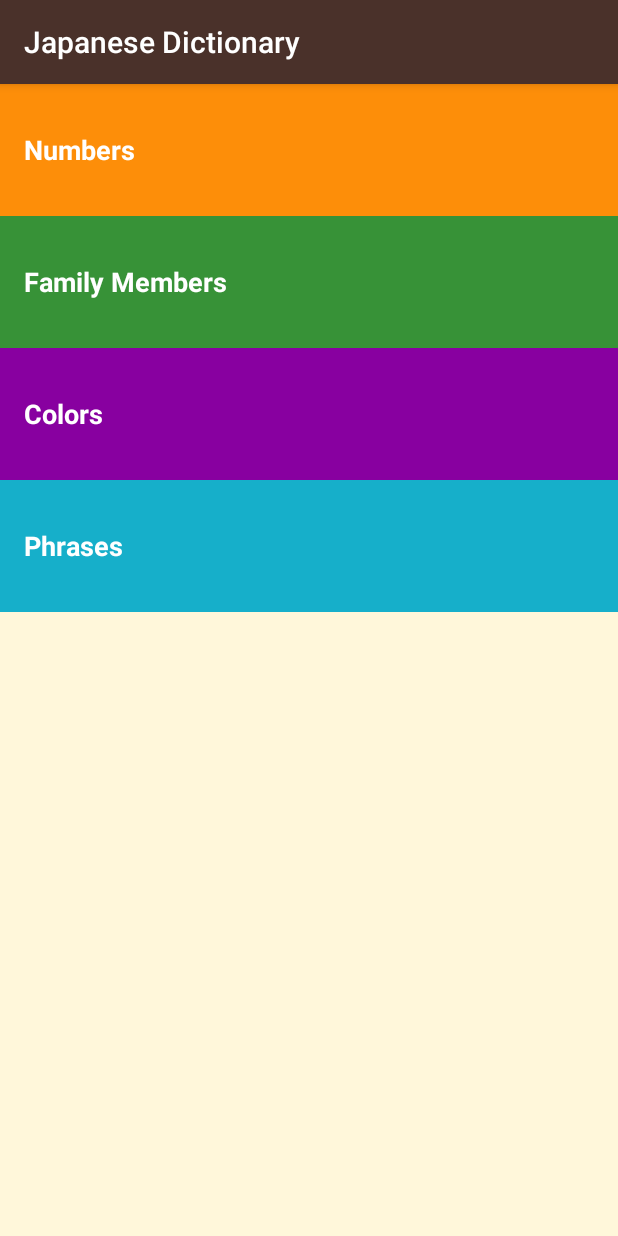
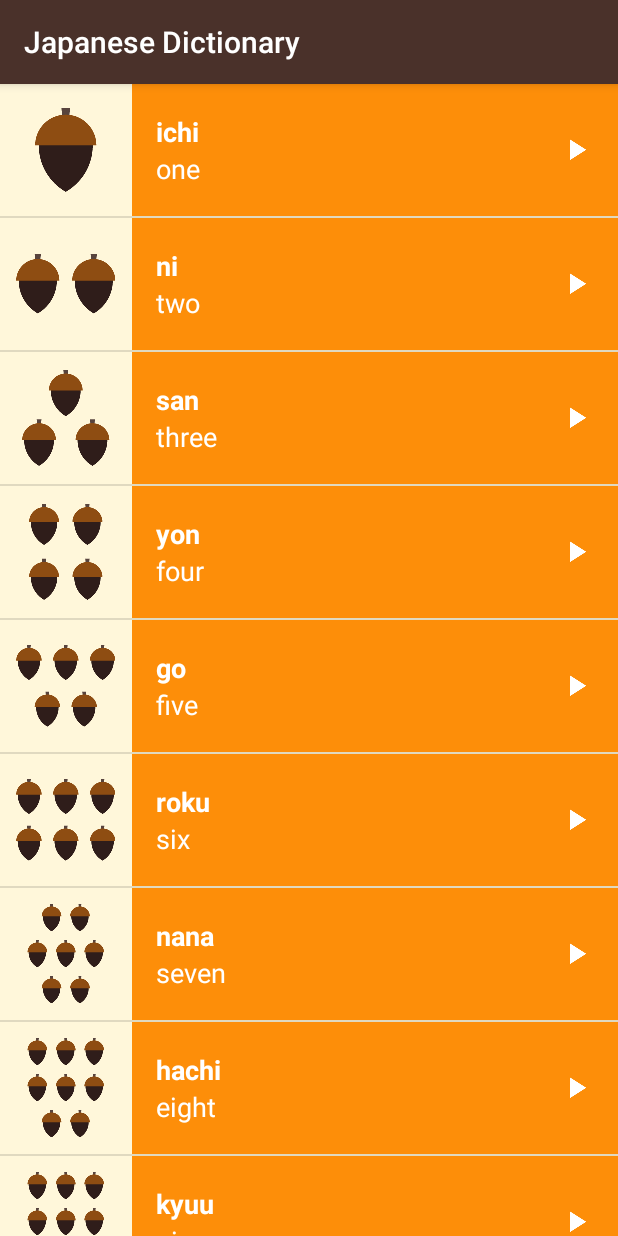
Before and after one commit to bqfix/Japanese-Dictionary, an Android app: the screen it shows after launch (MainActivity), on a phone screen of 412 x 824 dp. Run offline under Robolectric (Android 15) with nearby library versions, the phone set to English and light mode, and no system bars.

Commit message:
Revamped app to utilize fragments

```diff
--- a/app/src/main/java/com/example/android/miwok/MainActivity.java
+++ b/app/src/main/java/com/example/android/miwok/MainActivity.java
@@ -3,6 +3,8 @@ package com.example.android.miwok;
 import android.app.Activity;
 import android.content.Intent;
 import android.os.Bundle;
+import android.support.v4.app.FragmentPagerAdapter;
+import android.support.v4.view.ViewPager;
 import android.support.v7.app.AppCompatActivity;
 import android.util.Log;
 import android.view.View;
@@ -21,50 +23,15 @@ public class MainActivity extends AppCompatActivity {
         // Set the content of the activity to use the activity_main.xml layout file
         setContentView(R.layout.activity_main);
 
+        //Set ViewPager
+        ViewPager viewPager = (ViewPager) findViewById(R.id.viewpager);
 
-        TextView numbers = (TextView) findViewById(R.id.numbers);
-        numbers.setOnClickListener(new View.OnClickListener() {
-            @Override
-            public void onClick(View view) {
-                Intent openWords = new Intent(MainActivity.this, WordActivity.class);
-                openWords.putExtra("words", "numbers");
-                startActivity(openWords);
-            }});
+        //Create an adapter for each page
+        FragmentPagerAdapter fragmentPagerAdapter = new WordFragmentPagerAdapter(getSupportFragmentManager());
 
+        //Set the adapter per page
+        viewPager.setAdapter(fragmentPagerAdapter);
 
-        TextView family = (TextView) findViewById(R.id.family);
-        family.setOnClickListener(new View.OnClickListener() {
-            @Override
-            public void onClick(View view) {
-                Intent openWords = new Intent(MainActivity.this, WordActivity.class);
-                openWords.putExtra("words", "family");
-                startActivity(openWords);
-            }
-        });
-
-
-        TextView phrases = (TextView) findViewById(R.id.phrases);
-        phrases.setOnClickListener(new View.OnClickListener()
-
-        {
-            @Override
-            public void onClick (View view){
-                Intent openWords = new Intent(MainActivity.this, WordActivity.class);
-                openWords.putExtra("words", "phrases");
-                startActivity(openWords);
-            }
-        });
-
-
-        TextView colors = (TextView) findViewById(R.id.colors);
-        colors.setOnClickListener(new View.OnClickListener() {
-            @Override
-            public void onClick(View view) {
-                Intent openWords = new Intent(MainActivity.this, WordActivity.class);
-                openWords.putExtra("words", "colors");
-                startActivity(openWords);
-            }
-        });
 
     }
 }
--- a/app/src/main/java/com/example/android/miwok/WordActivity.java
+++ b/app/src/main/java/com/example/android/miwok/WordFragment.java
@@ -4,16 +4,44 @@ import android.content.Context;
 import android.content.Intent;
 import android.media.AudioManager;
 import android.media.MediaPlayer;
+import android.net.Uri;
 import android.os.Bundle;
-import android.support.v7.app.AppCompatActivity;
+import android.support.v4.app.Fragment;
+import android.view.LayoutInflater;
 import android.view.View;
+import android.view.ViewGroup;
 import android.widget.AdapterView;
 import android.widget.ListView;
 
 import java.util.ArrayList;
 import java.util.Arrays;
 
-public class WordActivity extends AppCompatActivity {
+
+public class WordFragment extends Fragment {
+    // the fragment initialization parameters
+    private static final String ARG_SUBJECT = "subject";
+
+    private String mSubject;
+
+
+    public WordFragment() {
+        // Required empty public constructor
+    }
+
+    /**
+     * Use this factory method to create a new instance of
+     * this fragment using the provided parameters.
+     *
+     * @param subject The type of words to generate (numbers, phrases, colors, or family)
+     * @return A new instance of fragment WordFragment.
+     */
+    public static WordFragment newInstance(String subject) {
+        WordFragment fragment = new WordFragment();
+        Bundle args = new Bundle();
+        args.putString(ARG_SUBJECT, subject);
+        fragment.setArguments(args);
+        return fragment;
+    }
 
     /*ArrayLists of items to be displayed
         Images accessed from https://github.com/udacity/ud839_Miwok/tree/image_assets
@@ -59,7 +87,7 @@ public class WordActivity extends AppCompatActivity {
             new Word("ki-nasai","Come here.", R.raw.phrase_come_here)));
 
     //Colors ArrayList
-     ArrayList<Word> colors = new ArrayList<Word>(Arrays.asList(
+    ArrayList<Word> colors = new ArrayList<Word>(Arrays.asList(
             new Word("aka","red", R.raw.color_red, R.drawable.color_red),
             new Word("midori","green", R.raw.color_green, R.drawable.color_green),
             new Word("chairo","brown", R.raw.color_brown, R.drawable.color_brown),
@@ -111,18 +139,23 @@ public class WordActivity extends AppCompatActivity {
     };
 
     @Override
-    protected void onCreate(Bundle savedInstanceState) {
+    public void onCreate(Bundle savedInstanceState) {
         super.onCreate(savedInstanceState);
-        setContentView(R.layout.word_list);
+        if (getArguments() != null) {
+            mSubject = getArguments().getString(ARG_SUBJECT);
+        }
+    }
 
-        //Up button functionality
-        getSupportActionBar().setDisplayHomeAsUpEnabled(true);
+    @Override
+    public View onCreateView(LayoutInflater inflater, ViewGroup container,
+                             Bundle savedInstanceState) {
+        // Inflate the layout for this fragment
+        View rootView =  inflater.inflate(R.layout.word_list, container, false);
 
         //Choose the ArrayList
-        Intent previousIntent = getIntent();
         ArrayList<Word> tempwords;
         int backgroundColor;
-        String arrayChoice = previousIntent.getStringExtra("words");
+        String arrayChoice = mSubject;
         switch (arrayChoice) {
             case "numbers":
                 tempwords = numbers;
@@ -153,16 +186,16 @@ public class WordActivity extends AppCompatActivity {
         final ArrayList<Word> words = tempwords;
 
         //Create array adapter
-        WordAdapter itemsAdapter = new WordAdapter(this, words, backgroundColor);
+        WordAdapter itemsAdapter = new WordAdapter(getActivity(), words, backgroundColor);
 
         //Assign ListView for activity
-        ListView listView = (ListView) findViewById(R.id.list);
+        ListView listView = (ListView) rootView.findViewById(R.id.list);
 
         //Assign items to ListView via adapter
         listView.setAdapter(itemsAdapter);
 
         //Assign Audio Manager
-        mAudioManager = (AudioManager) getSystemService(Context.AUDIO_SERVICE);
+        mAudioManager = (AudioManager) getActivity().getSystemService(Context.AUDIO_SERVICE);
 
 
 
@@ -177,7 +210,7 @@ public class WordActivity extends AppCompatActivity {
 
                 if (result == AudioManager.AUDIOFOCUS_REQUEST_GRANTED) {
                     //Create and execute new media player based on object clicked
-                    mMediaPlayer = MediaPlayer.create(WordActivity.this, words.get(i).getAudioResourceID());
+                    mMediaPlayer = MediaPlayer.create(getActivity(), words.get(i).getAudioResourceID());
                     mMediaPlayer.start();
                     //Create OnCompletionListener to deactivate MediaPlayer instance after playback
                     mMediaPlayer.setOnCompletionListener(mOnCompletionListener);
@@ -185,12 +218,13 @@ public class WordActivity extends AppCompatActivity {
             }
         });
 
+        return rootView;
     }
 
     @Override
-    protected void onStop() {
+    public void onStop() {
         super.onStop();
-        //When the activity is stopped, release MediaPlayer
         releaseMediaPlayer();
     }
+
 }
--- /dev/null
+++ b/app/src/main/java/com/example/android/miwok/WordFragmentPagerAdapter.java
@@ -0,0 +1,37 @@
+package com.example.android.miwok;
+
+import android.support.v4.app.Fragment;
+import android.support.v4.app.FragmentManager;
+import android.support.v4.app.FragmentPagerAdapter;
+
+public class WordFragmentPagerAdapter extends FragmentPagerAdapter {
+
+    public WordFragmentPagerAdapter(FragmentManager fm) {super(fm);}
+
+    @Override
+    public Fragment getItem(int position) {
+        switch (position) {
+            case 0: return WordFragment.newInstance("numbers");
+            case 1: return WordFragment.newInstance("colors");
+            case 2: return WordFragment.newInstance("phrases");
+            case 3: return WordFragment.newInstance("family");
+            default: return null;
+        }
+    }
+
+    @Override
+    public CharSequence getPageTitle(int position) {
+        switch (position) {
+            case 0: return "Numbers";
+            case 1: return "Colors";
+            case 2: return "Phrases";
+            case 3: return "Family";
+            default: return null;
+        }
+    }
+
+    @Override
+    public int getCount() {
+        return 4;
+    }
+}
--- a/app/src/main/res/layout/activity_main.xml
+++ b/app/src/main/res/layout/activity_main.xml
@@ -22,28 +22,9 @@
     android:orientation="vertical"
     tools:context="com.example.android.miwok.MainActivity">
 
-    <TextView
-        android:id="@+id/numbers"
-        style="@style/CategoryStyle"
-        android:background="@color/category_numbers"
-        android:text="@string/category_numbers" />
-
-    <TextView
-        android:id="@+id/family"
-        style="@style/CategoryStyle"
-        android:background="@color/category_family"
-        android:text="@string/category_family" />
-
-    <TextView
-        android:id="@+id/colors"
-        style="@style/CategoryStyle"
-        android:background="@color/category_colors"
-        android:text="@string/category_colors" />
-
-    <TextView
-        android:id="@+id/phrases"
-        style="@style/CategoryStyle"
-        android:background="@color/category_phrases"
-        android:text="@string/category_phrases" />
+    <android.support.v4.view.ViewPager
+        android:id="@+id/viewpager"
+        android:layout_width="match_parent"
+        android:layout_height="match_parent" />
 
 </LinearLayout>
--- a/app/src/main/res/values/strings.xml
+++ b/app/src/main/res/values/strings.xml
@@ -27,4 +27,7 @@
 
     <!-- Category name for the vocabulary words for family members [CHAR LIMIT=20] -->
     <string name="category_family">Family Members</string>
+
+    <!-- TODO: Remove or change this placeholder text -->
+    <string name="hello_blank_fragment">Hello blank fragment</string>
 </resources>
```
